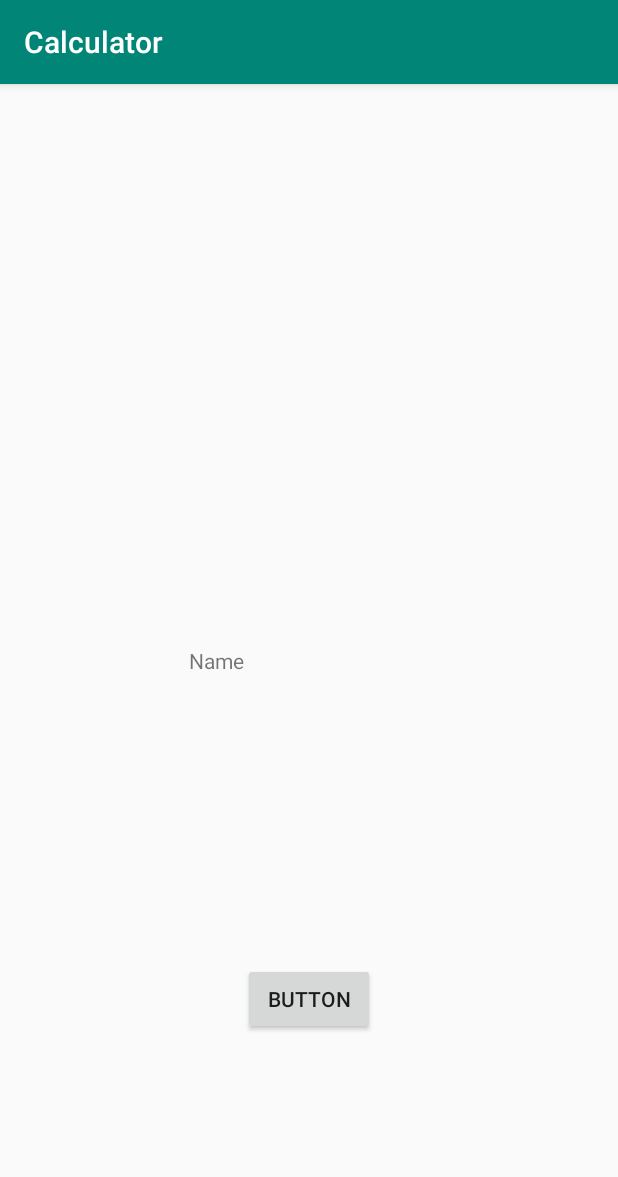
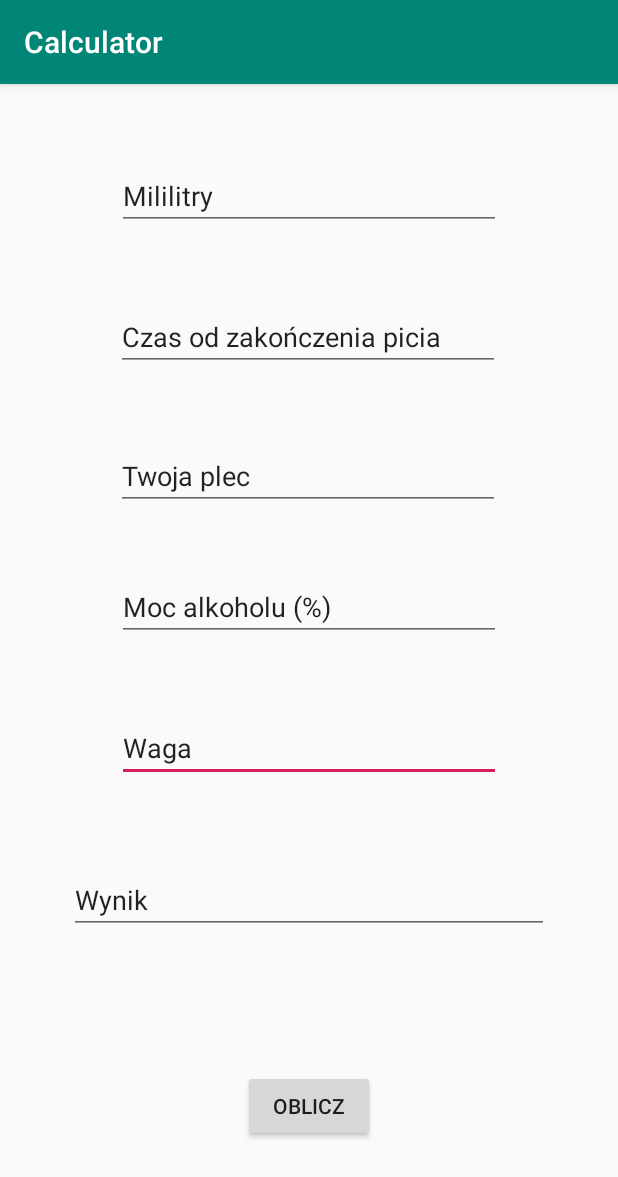
Before and after one commit to Vadym-M/Calculator, an Android app: the MainActivity2 screen opened directly, with no data from a screen before it, on a phone screen of 412 x 824 dp. Shown: the top 1177 px of the screen. Run offline under Robolectric (Android 15) with nearby library versions, the phone set to English and light mode, and no system bars.

Commit message:
Pola tekstowe

```diff
--- a/app/src/main/java/com/vinade_app/calculator/MainActivity2.java
+++ b/app/src/main/java/com/vinade_app/calculator/MainActivity2.java
@@ -15,15 +15,13 @@ public class MainActivity2 extends AppCompatActivity {
         setContentView(R.layout.activity_main2);
 
         Button tekstBtn = findViewById(R.id.button);
-        final TextView pole =  findViewById(R.id.TextField);
+        final TextView Wynik =  findViewById(R.id.Wynik);
 
         tekstBtn.setOnClickListener(new View.OnClickListener() {
             @Override
             public void onClick(View view) {
-                pole.setText("cat");
+                Wynik.setText("");
             }
         });
     }
-
-
 }
--- a/app/src/main/res/layout/activity_main2.xml
+++ b/app/src/main/res/layout/activity_main2.xml
@@ -11,21 +11,94 @@
         android:layout_width="wrap_content"
         android:layout_height="wrap_content"
         android:layout_marginTop="192dp"
-        android:text="Button"
+        android:text="Oblicz"
         app:layout_constraintEnd_toEndOf="parent"
         app:layout_constraintStart_toStartOf="parent"
-        app:layout_constraintTop_toBottomOf="@+id/TextField" />
+        app:layout_constraintTop_toBottomOf="@+id/Waga" />
 
-    <TextView
-        android:id="@+id/TextField"
+    <EditText
+        android:id="@+id/Waga"
         android:layout_width="wrap_content"
         android:layout_height="wrap_content"
-        android:ems="10"
-        android:inputType="textPersonName"
-        android:text="Name"
+        android:ems="12"
+        android:inputType="numberDecimal"
+        android:text="Waga"
         app:layout_constraintBottom_toBottomOf="parent"
         app:layout_constraintEnd_toEndOf="parent"
+        app:layout_constraintHorizontal_bias="0.502"
         app:layout_constraintStart_toStartOf="parent"
-        app:layout_constraintTop_toTopOf="parent" />
+        app:layout_constraintTop_toTopOf="parent"
+        app:layout_constraintVertical_bias="0.581" />
+
+    <EditText
+        android:id="@+id/Mililitry"
+        android:layout_width="wrap_content"
+        android:layout_height="wrap_content"
+        android:ems="12"
+        android:inputType="numberDecimal"
+        android:text="Mililitry"
+        app:layout_constraintBottom_toBottomOf="parent"
+        app:layout_constraintEnd_toEndOf="parent"
+        app:layout_constraintHorizontal_bias="0.502"
+        app:layout_constraintStart_toStartOf="parent"
+        app:layout_constraintTop_toTopOf="parent"
+        app:layout_constraintVertical_bias="0.072" />
+
+    <EditText
+        android:id="@+id/Procent"
+        android:layout_width="wrap_content"
+        android:layout_height="wrap_content"
+        android:ems="12"
+        android:inputType="numberDecimal"
+        android:text="Moc alkoholu (%)"
+        app:layout_constraintBottom_toBottomOf="parent"
+        app:layout_constraintEnd_toEndOf="parent"
+        app:layout_constraintHorizontal_bias="0.502"
+        app:layout_constraintStart_toStartOf="parent"
+        app:layout_constraintTop_toTopOf="parent"
+        app:layout_constraintVertical_bias="0.451" />
+
+    <EditText
+        android:id="@+id/Plec"
+        android:layout_width="wrap_content"
+        android:layout_height="wrap_content"
+        android:ems="12"
+        android:inputType="numberDecimal"
+        android:text="Twoja plec"
+        app:layout_constraintBottom_toBottomOf="parent"
+        app:layout_constraintEnd_toEndOf="parent"
+        app:layout_constraintHorizontal_bias="0.497"
+        app:layout_constraintStart_toStartOf="parent"
+        app:layout_constraintTop_toTopOf="parent"
+        app:layout_constraintVertical_bias="0.33" />
+
+    <EditText
+        android:id="@+id/Czas"
+        android:layout_width="wrap_content"
+        android:layout_height="wrap_content"
+        android:ems="12"
+        android:inputType="numberDecimal"
+        android:text="Czas od zakończenia picia"
+        app:layout_constraintBottom_toBottomOf="parent"
+        app:layout_constraintEnd_toEndOf="parent"
+        app:layout_constraintHorizontal_bias="0.497"
+        app:layout_constraintStart_toStartOf="parent"
+        app:layout_constraintTop_toTopOf="parent"
+        app:layout_constraintVertical_bias="0.202" />
+
+    <EditText
+        android:id="@+id/Wynik"
+        android:layout_width="wrap_content"
+        android:layout_height="wrap_content"
+        android:ems="15"
+        android:inputType="numberDecimal"
+        android:text="Wynik"
+        app:layout_constraintBottom_toBottomOf="parent"
+        app:layout_constraintEnd_toEndOf="parent"
+        app:layout_constraintHorizontal_bias="0.497"
+        app:layout_constraintStart_toStartOf="parent"
+        app:layout_constraintTop_toTopOf="parent"
+        app:layout_constraintVertical_bias="0.721" />
+
 
 </androidx.constraintlayout.widget.ConstraintLayout>
```
